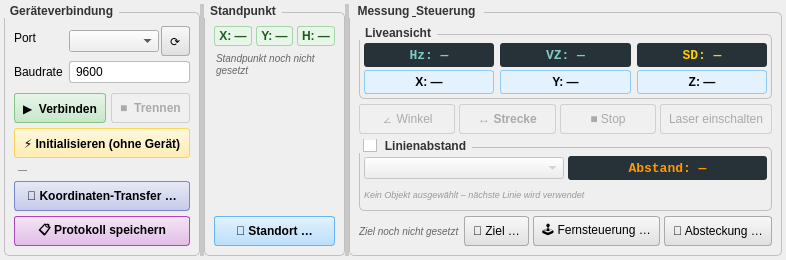
The window that q_sokkia_plugin_dockwidget_base.ui (geopackix/qgis_sokkia) describes before a commit, drawn with Qt 5.
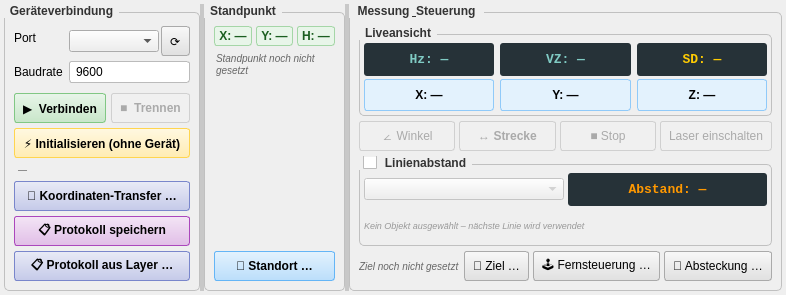
The same window after the commit. Custom widgets are drawn as their Qt base class.

Diff of the .ui file:
```diff
--- a/q_sokkia_plugin_dockwidget_base.ui
+++ b/q_sokkia_plugin_dockwidget_base.ui
@@ -132,6 +132,13 @@
           <property name="styleSheet"><string notr="true">QPushButton{background:qlineargradient(x1:0,y1:0,x2:0,y2:1,stop:0 #f3e5f5,stop:1 #e1bee7);border-color:#ab47bc;font-weight:bold;}</string></property>
          </widget>
         </item>
+        <item>
+         <widget class="QPushButton" name="btn_protokoll_from_layer">
+          <property name="text"><string>&#x1F4CB; Protokoll aus Layer &#x2026;</string></property>
+          <property name="toolTip"><string>Messprotokoll aus einem vorhandenen Messlayer erstellen</string></property>
+          <property name="styleSheet"><string notr="true">QPushButton{background:qlineargradient(x1:0,y1:0,x2:0,y2:1,stop:0 #e8eaf6,stop:1 #c5cae9);border-color:#7986cb;font-weight:bold;}</string></property>
+         </widget>
+        </item>
        </layout>
       </widget>
 
```
